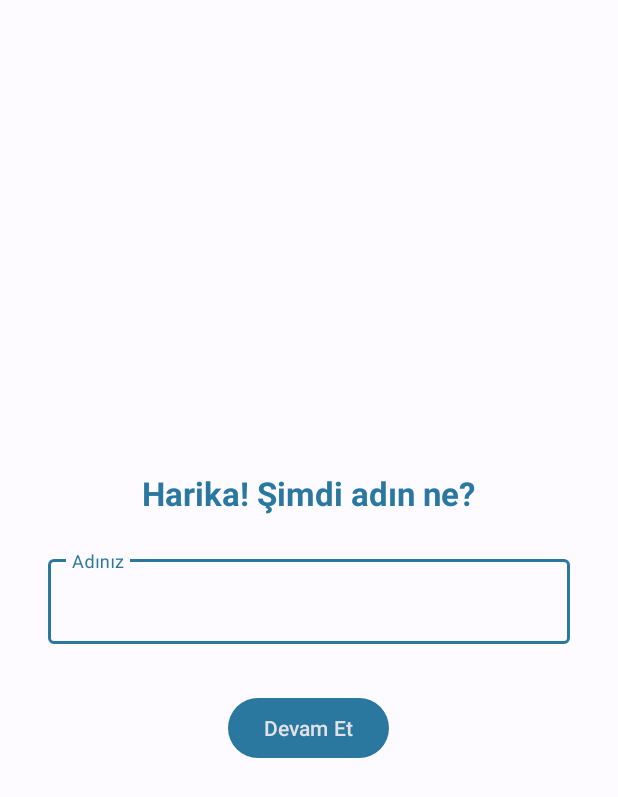
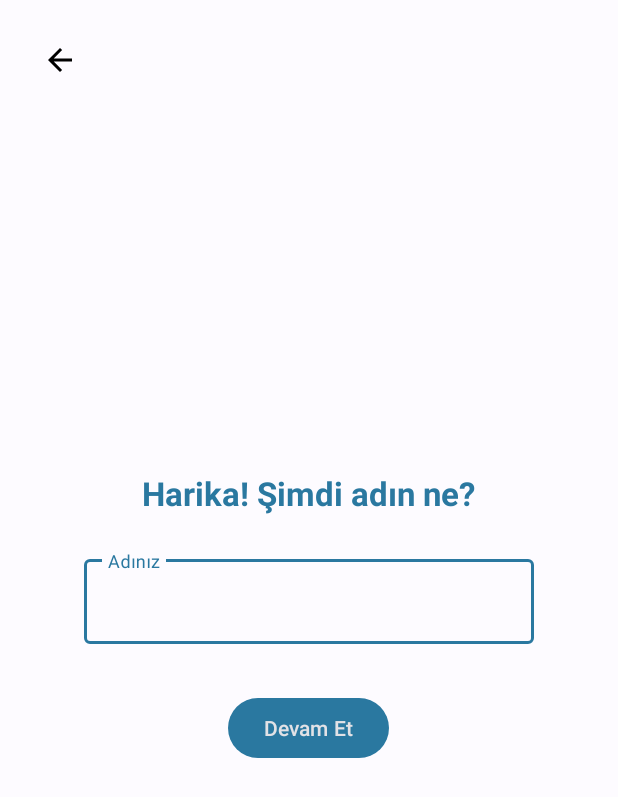
Before and after one commit to Kerim-Personal/mathlabs_final, an Android app built with Jetpack Compose: the NameEntryActivity screen opened directly, with no data from a screen before it, on a phone screen of 412 x 824 dp. Shown: the top 797 px of the screen. Run offline under Robolectric (Android 15) with nearby library versions, the phone set to English and light mode, and no system bars.

Commit message:
Improvements UI/UX

```diff
--- a/app/src/main/java/com/codenzi/mathlabs/NameEntryActivity.kt
+++ b/app/src/main/java/com/codenzi/mathlabs/NameEntryActivity.kt
@@ -5,7 +5,9 @@ import android.content.Intent
 import android.os.Bundle
 import android.view.ViewGroup
 import android.widget.Button
+import android.widget.ImageButton
 import android.widget.Toast
+import androidx.activity.addCallback
 import androidx.appcompat.app.AppCompatActivity
 import androidx.appcompat.app.AppCompatDelegate
 import androidx.core.view.ViewCompat
@@ -43,6 +45,7 @@ class NameEntryActivity : AppCompatActivity() {
 
         val editTextName: TextInputEditText = findViewById(R.id.editTextName)
         val buttonContinue: Button = findViewById(R.id.buttonContinue)
+        val buttonBack: ImageButton = findViewById(R.id.buttonBack)
 
         buttonContinue.setOnClickListener {
             UIFeedbackHelper.provideFeedback(it)
@@ -57,5 +60,25 @@ class NameEntryActivity : AppCompatActivity() {
                 Toast.makeText(this, getString(R.string.enter_valid_name_toast), Toast.LENGTH_SHORT).show()
             }
         }
+
+        // Ekrandaki geri butonuna tıklandığında, fiziksel geri tuşuyla aynı işlemi yap.
+        buttonBack.setOnClickListener {
+            UIFeedbackHelper.provideFeedback(it)
+            onBackPressedDispatcher.onBackPressed()
+        }
+
+        // Fiziksel geri tuşuna basıldığında veya yukarıdaki butona tıklandığında
+        // çalışacak olan mantık burada tanımlanıyor.
+        onBackPressedDispatcher.addCallback(this) {
+            // Dil seçim ekranına geri dönmek için Intent oluştur.
+            val intent = Intent(this@NameEntryActivity, LanguageSelectionActivity::class.java)
+
+            // Aktivite yığınını temizleyerek kullanıcının beklenmedik bir ekrana gitmesini önle.
+            intent.flags = Intent.FLAG_ACTIVITY_NEW_TASK or Intent.FLAG_ACTIVITY_CLEAR_TASK
+            startActivity(intent)
+
+            // Mevcut aktiviteyi sonlandır.
+            finish()
+        }
     }
 }
--- a/app/src/main/res/layout/activity_name_entry.xml
+++ b/app/src/main/res/layout/activity_name_entry.xml
@@ -1,22 +1,38 @@
 <?xml version="1.0" encoding="utf-8"?>
-<LinearLayout xmlns:android="http://schemas.android.com/apk/res/android"
+<RelativeLayout xmlns:android="http://schemas.android.com/apk/res/android"
+    xmlns:tools="http://schemas.android.com/tools"
     android:layout_width="match_parent"
     android:layout_height="match_parent"
-    android:orientation="vertical"
-    android:gravity="center"
-    android:padding="24dp"
-    xmlns:tools="http://schemas.android.com/tools"
     android:background="?attr/colorSurface"
     tools:context=".NameEntryActivity">
+
+    <ImageButton
+        android:id="@+id/buttonBack"
+        android:layout_width="48dp"
+        android:layout_height="48dp"
+        android:layout_alignParentStart="true"
+        android:layout_alignParentTop="true"
+        android:layout_marginStart="16dp"
+        android:layout_marginTop="16dp"
+        android:background="?attr/selectableItemBackgroundBorderless"
+        android:contentDescription="@string/go_back"
+        android:src="@drawable/ic_arrow_back_black" />
+
+    <LinearLayout
+        android:layout_width="match_parent"
+        android:layout_height="match_parent"
+        android:gravity="center"
+        android:orientation="vertical"
+        android:padding="24dp">
 
         <TextView
             android:layout_width="wrap_content"
             android:layout_height="wrap_content"
+            android:layout_marginBottom="24dp"
             android:text="@string/name_prompt"
+            android:textColor="?attr/colorPrimary"
             android:textSize="22sp"
-        android:textColor="?attr/colorPrimary"
-        android:textStyle="bold"
-        android:layout_marginBottom="24dp"/>
+            android:textStyle="bold" />
 
         <com.google.android.material.textfield.TextInputLayout
             style="@style/Widget.MaterialComponents.TextInputLayout.OutlinedBox"
@@ -31,7 +47,7 @@
                 android:layout_width="match_parent"
                 android:layout_height="wrap_content"
                 android:inputType="textPersonName|textCapWords"
-            android:maxLines="1"/>
+                android:maxLines="1" />
 
         </com.google.android.material.textfield.TextInputLayout>
 
@@ -39,7 +55,9 @@
             android:id="@+id/buttonContinue"
             android:layout_width="wrap_content"
             android:layout_height="wrap_content"
-        android:text="@string/continue_button"
-        android:layout_marginTop="32dp"/>
+            android:layout_marginTop="32dp"
+            android:text="@string/continue_button" />
 
     </LinearLayout>
+
+</RelativeLayout>
--- a/app/src/main/res/values/strings.xml
+++ b/app/src/main/res/values/strings.xml
@@ -315,6 +315,7 @@
     <string name="premium_yearly_discount">%s AVANTAJLI</string>
     <string name="ai_chat_welcome_message">Merhaba! Bu PDF hakkında ne öğrenmek istersin? Sayfayı özetleyebilir veya anahtar kavramları sorabilirsin.</string>
     <string name="get_more_queries_button">✨ Sorgu Hakkı Kazan</string>
+    <string name="go_back">Geri Git</string>
 
 
 </resources>
```
Also changed, not shown: 2 other files. Lines whose indentation alone changed are shown as unchanged.
